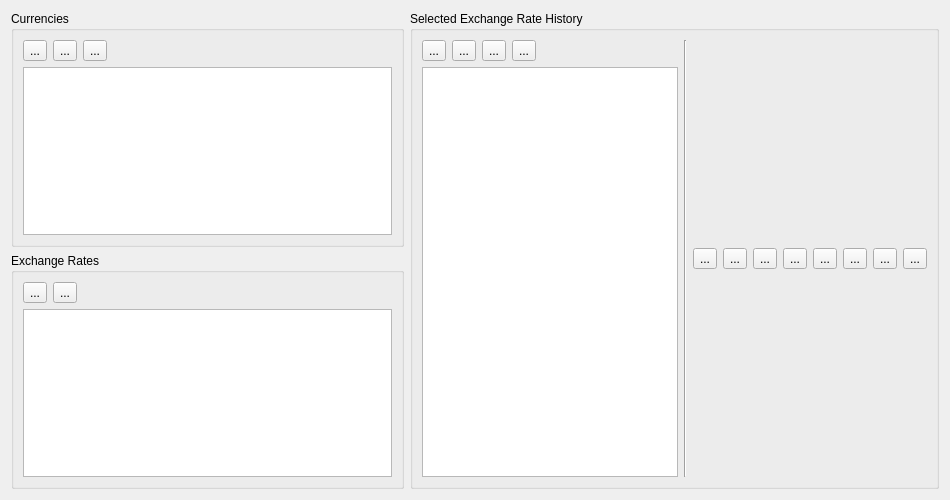
This is src/views/ui_files/forms/currency_form.ui in JakubFranek/Kapytal as Qt 5 draws it before an edit. The edited form follows.
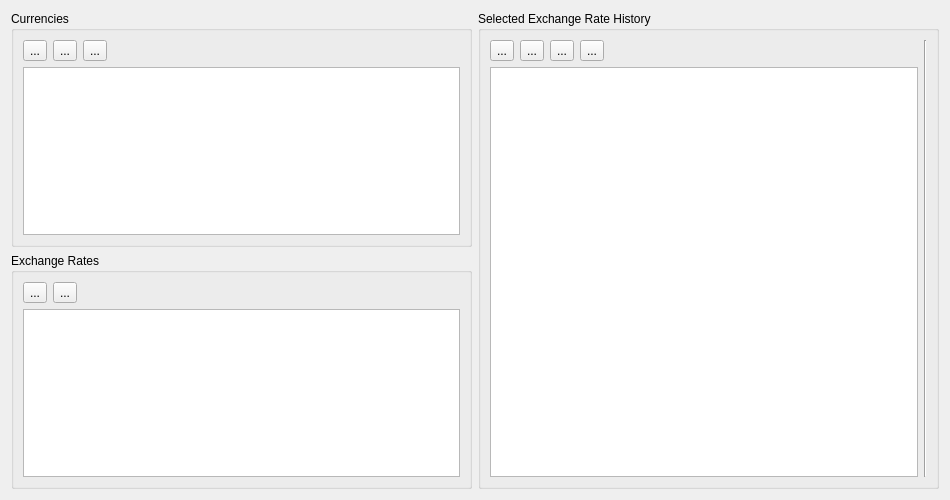
This is the edited form.

Commit message:
Add ChartWidget class for matplotlib charts
Implement ChartWidget in CurrencyForm.
Add try-except clauses in AccountTreeModel.sync_nodes method get_balance
calls with base Currency.
Stretch CurrencyForm Exchange Rate history table last column correctly.

```diff
--- a/src/views/ui_files/forms/currency_form.ui
+++ b/src/views/ui_files/forms/currency_form.ui
@@ -160,7 +160,7 @@
      <property name="title">
       <string>Selected Exchange Rate History</string>
      </property>
-     <layout class="QHBoxLayout" name="exchangeRateHistoryGroupBoxHorizontalLayout" stretch="0,0,1">
+     <layout class="QHBoxLayout" name="exchangeRateHistoryGroupBoxHorizontalLayout" stretch="0,0">
       <item>
        <layout class="QVBoxLayout" name="exchangeRateHistoryTableVerticalLayout">
         <item>
@@ -242,83 +242,6 @@
         </property>
        </widget>
       </item>
-      <item>
-       <layout class="QVBoxLayout" name="exchangeRateHistoryChartVerticalLayout">
-        <item>
-         <layout class="QHBoxLayout" name="exchangeRateHistoryChartControlsHorizontalLayout">
-          <item>
-           <widget class="QToolButton" name="homeToolButton">
-            <property name="text">
-             <string>...</string>
-            </property>
-           </widget>
-          </item>
-          <item>
-           <widget class="QToolButton" name="backToolButton">
-            <property name="text">
-             <string>...</string>
-            </property>
-           </widget>
-          </item>
-          <item>
-           <widget class="QToolButton" name="forwardToolButton">
-            <property name="text">
-             <string>...</string>
-            </property>
-           </widget>
-          </item>
-          <item>
-           <widget class="QToolButton" name="panToolButton">
-            <property name="text">
-             <string>...</string>
-            </property>
-           </widget>
-          </item>
-          <item>
-           <widget class="QToolButton" name="zoomToolButton">
-            <property name="text">
-             <string>...</string>
-            </property>
-           </widget>
-          </item>
-          <item>
-           <widget class="QToolButton" name="subplotsToolButton">
-            <property name="text">
-             <string>...</string>
-            </property>
-           </widget>
-          </item>
-          <item>
-           <widget class="QToolButton" name="customizeToolButton">
-            <property name="text">
-             <string>...</string>
-            </property>
-           </widget>
-          </item>
-          <item>
-           <widget class="QToolButton" name="saveToolButton">
-            <property name="text">
-             <string>...</string>
-            </property>
-           </widget>
-          </item>
-          <item>
-           <spacer name="exchangeRateHistoryChartControlsHorizontalSpacer">
-            <property name="orientation">
-             <enum>Qt::Horizontal</enum>
-            </property>
-            <property name="sizeHint" stdset="0">
-             <size>
-              <width>0</width>
-              <height>0</height>
-             </size>
-            </property>
-           </spacer>
-          </item>
-         </layout>
-        </item>
-       </layout>
-      </item>
      </layout>
     </widget>
    </item>
```
The commit also changes 6 other files.
